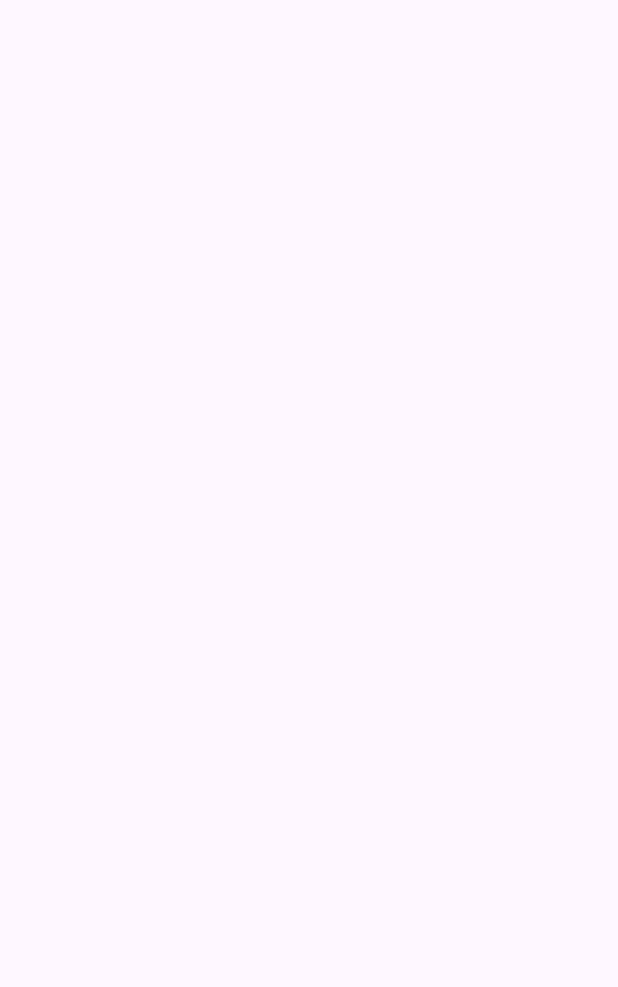
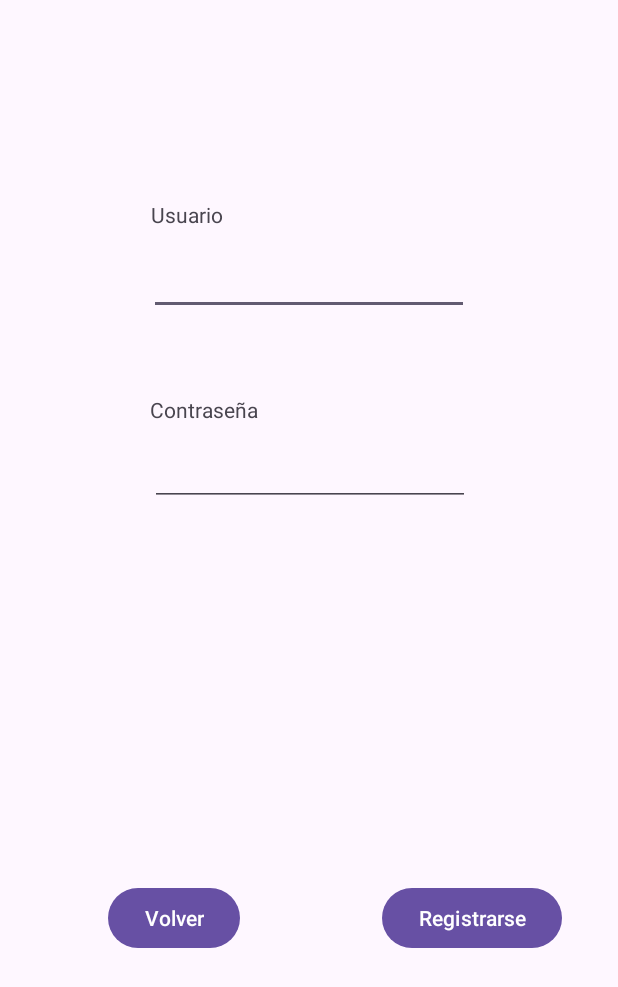
Before and after one commit to riordi80/vocational-training-final-project, an Android app: the Registrer screen opened directly, with no data from a screen before it, on a phone screen of 412 x 824 dp. Before the commit the part shown is empty. Shown: the top 987 px of the screen. Run offline under Robolectric (Android 15) with nearby library versions, the phone set to English and light mode, and no system bars.

Commit message:
fix(andorid): fixed activities Registrer and Login

```diff
--- a/android/app/src/main/java/com/example/proyectoarboles/activities/Login.java
+++ b/android/app/src/main/java/com/example/proyectoarboles/activities/Login.java
@@ -44,7 +44,13 @@ public class Login extends AppCompatActivity {
             @Override
             public void onClick(View v) {
                 Intent intent = new Intent(Login.this, Registrer.class);
-                startActivity(intent);
+                if (inputUsuario.getText().toString().isBlank()){
+                    inputUsuario.setError("Este campo no puede quedar en blanco");
+                }else if (inputPassword.getText().toString().isBlank()){
+                    inputPassword.setError("Este campo no puede quedar en blanco");
+                }else{
+                    startActivity(intent);
+                }
             }
         });
     }
--- a/android/app/src/main/java/com/example/proyectoarboles/activities/Registrer.java
+++ b/android/app/src/main/java/com/example/proyectoarboles/activities/Registrer.java
@@ -1,6 +1,10 @@
 package com.example.proyectoarboles.activities;
 
+import android.content.Intent;
 import android.os.Bundle;
+import android.view.View;
+import android.widget.Button;
+import android.widget.EditText;
 
 import androidx.activity.EdgeToEdge;
 import androidx.appcompat.app.AppCompatActivity;
@@ -12,11 +16,45 @@ import com.example.proyectoarboles.R;
 
 public class Registrer extends AppCompatActivity {
 
+    EditText inputUsuario;
+    EditText inputPassword;
+    Button volverButton;
+    Button registrerButton;
+
     @Override
     protected void onCreate(Bundle savedInstanceState) {
         super.onCreate(savedInstanceState);
         EdgeToEdge.enable(this);
         setContentView(R.layout.activity_registrer);
 
+        inputUsuario = findViewById(R.id.editTextUsuarioRegistrer);
+        inputPassword = findViewById(R.id.editTextPasswordRegistrer);
+
+        volverButton = findViewById(R.id.buttonVolver);
+        registrerButton = findViewById(R.id.buttonRegistrer);
+
+        volverButton.setOnClickListener(new View.OnClickListener() {
+            @Override
+            public void onClick(View v) {
+                Intent intent = new Intent(Registrer.this, Login.class);
+                startActivity(intent);
+            }
+        });
+
+        registrerButton.setOnClickListener(new View.OnClickListener() {
+            @Override
+            public void onClick(View v) {
+                Intent intent = new Intent(Registrer.this, ListarArboles.class);
+
+                if (inputUsuario.getText().toString().isBlank()){
+                    inputUsuario.setError("Este campo no puede quedar en blanco");
+                }else if (inputPassword.getText().toString().isBlank()){
+                    inputPassword.setError("Este campo no puede quedar en blanco");
+                }else{
+                    startActivity(intent);
+                }
+
+            }
+        });
     }
 }
--- a/android/app/src/main/res/layout/activity_registrer.xml
+++ b/android/app/src/main/res/layout/activity_registrer.xml
@@ -5,6 +5,70 @@
     android:id="@+id/main"
     android:layout_width="match_parent"
     android:layout_height="match_parent"
-    tools:context=".activities.Registrer">
+    tools:context=".activities.Login">
+
+    <EditText
+        android:id="@+id/editTextUsuarioRegistrer"
+        android:layout_width="wrap_content"
+        android:layout_height="wrap_content"
+        android:layout_marginBottom="53dp"
+        android:ems="10"
+        android:inputType="text"
+        app:layout_constraintBottom_toTopOf="@+id/textViewPasswordRegistrer"
+        app:layout_constraintEnd_toEndOf="parent"
+        app:layout_constraintStart_toStartOf="parent" />
+
+    <EditText
+        android:id="@+id/editTextPasswordRegistrer"
+        android:layout_width="wrap_content"
+        android:layout_height="wrap_content"
+        android:layout_marginTop="292dp"
+        android:ems="10"
+        android:inputType="textPassword"
+        app:layout_constraintEnd_toEndOf="parent"
+        app:layout_constraintHorizontal_bias="0.502"
+        app:layout_constraintStart_toStartOf="parent"
+        app:layout_constraintTop_toTopOf="parent" />
+
+    <TextView
+        android:id="@+id/textViewUsuarioRegistrer"
+        android:layout_width="wrap_content"
+        android:layout_height="wrap_content"
+        android:layout_marginStart="1dp"
+        android:layout_marginBottom="12dp"
+        android:text="Usuario"
+        app:layout_constraintBottom_toTopOf="@+id/editTextUsuarioRegistrer"
+        app:layout_constraintStart_toStartOf="@+id/editTextUsuarioRegistrer" />
+
+    <TextView
+        android:id="@+id/textViewPasswordRegistrer"
+        android:layout_width="wrap_content"
+        android:layout_height="wrap_content"
+        android:layout_marginBottom="9dp"
+        android:text="Contraseña"
+        app:layout_constraintBottom_toTopOf="@+id/editTextPasswordRegistrer"
+        app:layout_constraintStart_toStartOf="@+id/editTextPasswordRegistrer" />
+
+    <Button
+        android:id="@+id/buttonRegistrer"
+        android:layout_width="wrap_content"
+        android:layout_height="wrap_content"
+        android:layout_marginEnd="37dp"
+        android:layout_marginBottom="188dp"
+        android:text="Registrarse"
+        app:layout_constraintBottom_toBottomOf="parent"
+        app:layout_constraintEnd_toEndOf="parent" />
+
+    <Button
+        android:id="@+id/buttonVolver"
+        android:layout_width="wrap_content"
+        android:layout_height="wrap_content"
+        android:layout_marginStart="72dp"
+        android:text="Volver"
+        app:layout_constraintBottom_toBottomOf="@+id/buttonRegistrer"
+        app:layout_constraintStart_toStartOf="parent"
+        app:layout_constraintTop_toTopOf="@+id/buttonRegistrer"
+        app:layout_constraintVertical_bias="0.0" />
+
 
 </androidx.constraintlayout.widget.ConstraintLayout>
```
